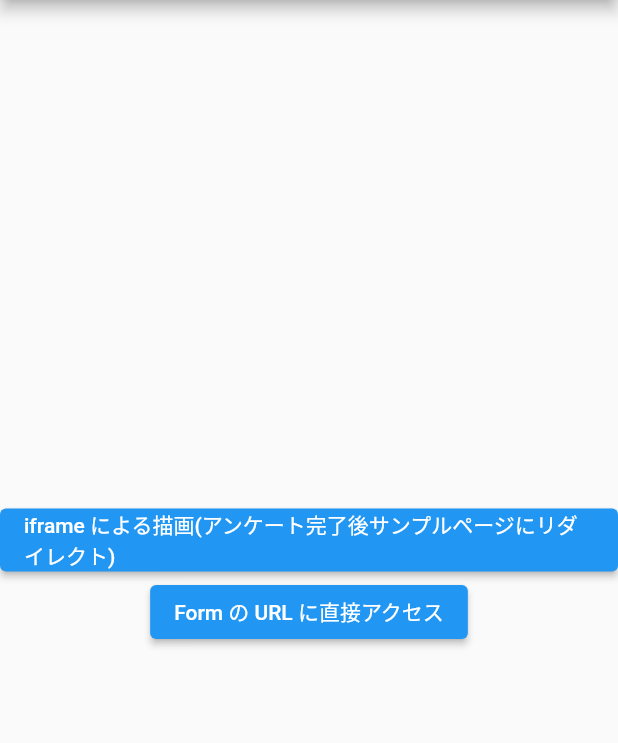
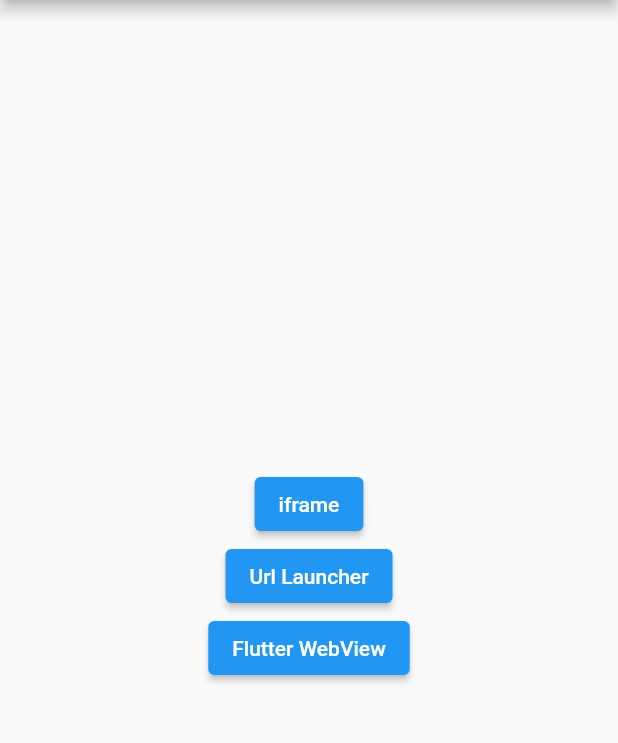
Before and after one commit to haratak/gform, a Flutter app: the screen it shows after launch, on a phone screen of 412 x 824 dp, the part 84-827 px from its top. Run offline on Flutter 3.47's test engine with Material 2 defaults, Android fonts, the phone set to English and light mode, and no system bars; our stand-ins replace webview_flutter.

Commit message:
add web view

```diff
--- a/lib/root_page.dart
+++ b/lib/root_page.dart
@@ -1,4 +1,5 @@
 import 'package:flutter/material.dart';
+import 'package:gform/flutter_webview_page.dart';
 import 'package:url_launcher/url_launcher.dart';
 
 class RootPage extends StatelessWidget {
@@ -15,7 +16,7 @@
         mainAxisAlignment: MainAxisAlignment.center,
         children: [
           ElevatedButton(
-              child: Text('iframe による描画(アンケート完了後サンプルページにリダイレクト)'),
+              child: Text('iframe'),
               onPressed: () async {
                 try {
                   await launch(
@@ -26,7 +27,7 @@
                 }
               }),
           ElevatedButton(
-              child: Text('Form の URL に直接アクセス'),
+              child: Text('Url Launcher'),
               onPressed: () async {
                 try {
                   await launch(
@@ -36,6 +37,15 @@
                   print(e);
                 }
               }),
+          ElevatedButton(
+            child: Text('Flutter WebView'),
+            onPressed: () => Navigator.push(
+              context,
+              MaterialPageRoute(
+                builder: (_) => FlutterWebViewPage(),
+              ),
+            ),
+          ),
         ],
       )),
     );
```
Also changed, not shown: lib/flutter_webview_page.dart (added, +62 -0 lines).
